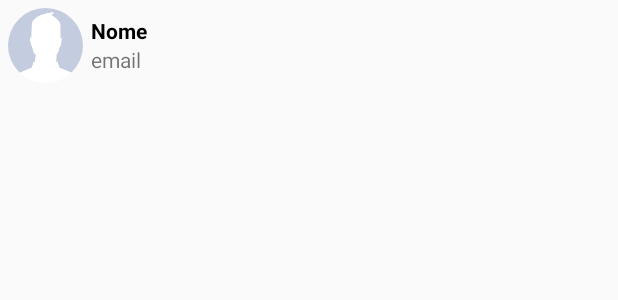
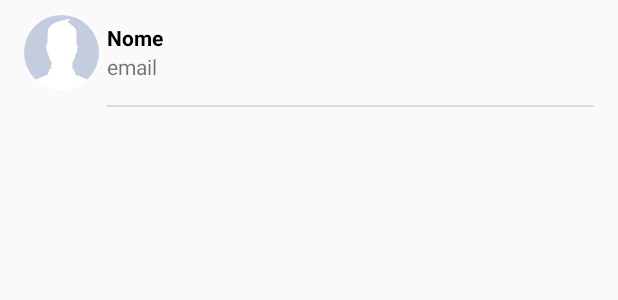
Before and after one commit to Burketa/gempe-training, an Android app: the layout adapter_contatos.xml on its own in the app's theme, with its tools: preview values and no code run, on a phone screen of 412 x 824 dp. Shown: the top 300 px of the screen. Run offline under Robolectric (Android 15) with nearby library versions, the phone set to English and light mode, and no system bars.

```diff
--- a/Whatsapp_clone/app/src/main/res/layout/adapter_contatos.xml
+++ b/Whatsapp_clone/app/src/main/res/layout/adapter_contatos.xml
@@ -1,9 +1,19 @@
 <?xml version="1.0" encoding="utf-8"?>
 <LinearLayout xmlns:android="http://schemas.android.com/apk/res/android"
+    xmlns:app="http://schemas.android.com/apk/res-auto"
     android:layout_width="match_parent"
     android:layout_height="wrap_content"
-    android:orientation="horizontal"
-    android:padding="5dp">
+    android:orientation="vertical"
+    android:paddingLeft="16dp"
+    android:paddingRight="16dp"
+    android:paddingTop="10dp">
+
+    <LinearLayout
+        android:layout_width="match_parent"
+        android:layout_height="wrap_content"
+        android:layout_marginBottom="10dp"
+        android:orientation="horizontal">
+
 
         <de.hdodenhof.circleimageview.CircleImageView
             android:id="@+id/imageViewFotoContato"
@@ -34,3 +44,7 @@
         </LinearLayout>
 
     </LinearLayout>
+
+    <include layout="@layout/divisor" />
+
+</LinearLayout>
--- /dev/null
+++ b/Whatsapp_clone/app/src/main/res/layout/divisor.xml
@@ -0,0 +1,8 @@
+<?xml version="1.0" encoding="utf-8"?>
+
+    <ImageView
+    xmlns:android="http://schemas.android.com/apk/res/android"
+    android:layout_width="match_parent"
+    android:layout_height="1dp"
+    android:layout_marginLeft="55dp"
+    android:background="?android:attr/listDivider" />
```
Also changed, not shown: Whatsapp_clone/app/src/main/java/com/example/whatsappclone/activities/ChatActivity.java (+18 -0 lines), Whatsapp_clone/app/src/main/java/com/example/whatsappclone/fragment/ContatosFragment.java (+8 -15 lines). Lines whose indentation alone changed are shown as unchanged.
